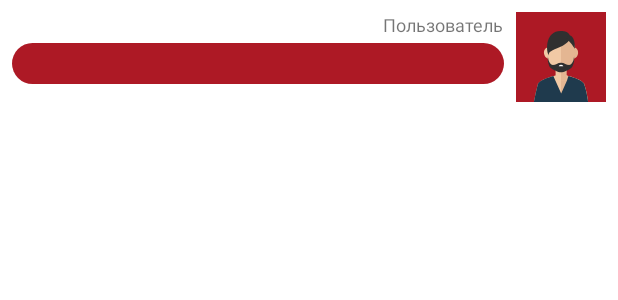
After one commit to elisaveta9/VoiceAssistent, an Android app: the layout user_message.xml on its own in the app's theme, with its tools: preview values and no code run, on a phone screen of 412 x 824 dp. The commit adds this screen. Shown: the top 300 px of the screen. Run offline under Robolectric (Android 15) with nearby library versions, the phone set to English and light mode, and no system bars.

Commit message:
Update files

```diff
--- /dev/null
+++ b/app/src/main/res/drawable/user_bubble.xml
@@ -0,0 +1,8 @@
+<?xml version="1.0" encoding="utf-8"?>
+<shape xmlns:android="http://schemas.android.com/apk/res/android"
+    android:layout_width="match_parent"
+    android:layout_height="match_parent"
+    android:shape="rectangle">
+    <solid android:color="#AD1925"></solid>
+    <corners android:radius="14dp"></corners>
+</shape>
--- /dev/null
+++ b/app/src/main/res/drawable/user_icon.xml
@@ -0,0 +1,19 @@
+<vector android:height="60dp" android:viewportHeight="145"
+    android:viewportWidth="145" android:width="60dp" xmlns:android="http://schemas.android.com/apk/res/android">
+    <path android:fillColor="#AD1925" android:pathData="M0,0h145v145h-145z"/>
+    <path android:fillColor="#F1C9A5" android:pathData="M109.38,115.39c-4.97,-9.4 -36.88,-15.29 -36.88,-15.29s-31.91,5.9 -36.88,15.29C31.96,128.43 28.89,145 28.89,145H72.5h43.61C116.11,145 114.04,127.24 109.38,115.39z"/>
+    <path android:fillColor="#E4B692" android:pathData="M72.5,100.1c0,0 31.91,5.9 36.88,15.29c4.66,11.84 6.74,29.61 6.74,29.61H72.5V100.1z"/>
+    <path android:fillColor="#F1C9A5" android:pathData="M63.81,81h17.38v29.08h-17.38z"/>
+    <path android:fillColor="#E4B692" android:pathData="M72.5,81h8.69v29.08h-8.69z"/>
+    <path android:fillAlpha="0.1" android:fillColor="#DDAC8C"
+        android:pathData="M63.81,94.47c1.56,4.49 7.87,7.06 12.5,7.06c1.68,0 3.31,-0.28 4.88,-0.79V81H63.81V94.47z" android:strokeAlpha="0.1"/>
+    <path android:fillColor="#F1C9A5" android:pathData="M94.84,62.65c0,-18.16 -10,-28.49 -22.34,-28.49S50.16,44.49 50.16,62.65c0,24.43 10,32.89 22.34,32.89S94.84,86.06 94.84,62.65z"/>
+    <path android:fillColor="#E4B692" android:pathData="M91.44,75.25c-4.05,-0.42 -6.78,-4.79 -6.1,-9.74c0.68,-4.96 4.51,-8.64 8.56,-8.22c4.05,0.42 6.78,4.78 6.09,9.74C99.32,71.99 95.49,75.67 91.44,75.25z"/>
+    <path android:fillColor="#F1C9A5" android:pathData="M45.16,67.03c-0.68,-4.96 2.05,-9.32 6.09,-9.74c4.05,-0.42 7.89,3.26 8.57,8.22c0.68,4.95 -2.05,9.32 -6.1,9.74C49.67,75.67 45.84,71.99 45.16,67.03z"/>
+    <path android:fillColor="#E4B692" android:pathData="M94.84,62.65c0,-18.16 -10,-28.49 -22.34,-28.49v61.38C84.84,95.54 94.84,86.06 94.84,62.65z"/>
+    <path android:fillColor="#303030" android:pathData="M92.59,77.87c-1.2,3.38 -3.23,7.44 -6.91,7.44c-4.59,0 -7.88,-3.73 -13.14,-3.73c-0.02,0 -0.03,0 -0.04,0c-0.02,0 -0.03,-0 -0.05,-0c-5.27,0 -8.55,3.73 -13.14,3.73c-3.67,0 -5.7,-4.06 -6.91,-7.44l-1.04,-6.51v7.79c0,0 1.74,9.17 5.09,11.39c2.73,2.42 11.64,6.58 15.99,6.58l0,0c0.02,0 0.03,-0 0.05,-0c0.01,0 0.03,0 0.04,0h0c4.36,0 13.26,-4.15 15.99,-6.58c3.35,-2.22 5.1,-11.39 5.1,-11.39v-7.79L92.59,77.87z"/>
+    <path android:fillColor="#FFFFFF" android:pathData="M76.14,87.44c0,0 -0.53,-2.37 -3.63,-2.37c-2.84,0 -3.63,2.37 -3.63,2.37H76.14z"/>
+    <path android:fillColor="#303030" android:pathData="M86.06,44.71c0,0 -1.86,5.85 -15.16,11.7s-19.15,7.71 -18.08,13.56c-5.71,-10.43 -3.59,-39.22 18.61,-39.22C88.85,30.75 88.19,40.99 86.06,44.71z"/>
+    <path android:fillColor="#303030" android:pathData="M94.71,59.2c0,0 -7.72,-13.56 -13.17,-14.23c2.39,-7.84 5.6,-7.31 5.6,-7.31S95.79,39.25 94.71,59.2z"/>
+    <path android:fillColor="#1F3A4D" android:pathData="M109.38,115.39c-2.9,-5.49 -14.98,-9.78 -24.53,-12.4c0.08,-1.33 -2.32,6.52 -2.32,6.52l-9.71,21.77l-9.08,-20.3l-3.58,-7.99c-9.56,2.62 -21.64,6.91 -24.53,12.4C31.96,128.43 28.89,145 28.89,145H72.5h43.61C116.11,145 114.04,127.24 109.38,115.39z"/>
+</vector>
--- /dev/null
+++ b/app/src/main/res/layout/user_message.xml
@@ -0,0 +1,52 @@
+<?xml version="1.0" encoding="utf-8"?>
+<androidx.constraintlayout.widget.ConstraintLayout xmlns:android="http://schemas.android.com/apk/res/android"
+    xmlns:app="http://schemas.android.com/apk/res-auto"
+    xmlns:tools="http://schemas.android.com/tools"
+    android:layout_width="match_parent"
+    android:layout_height="wrap_content">
+
+    <ImageView
+        android:id="@+id/userIcon"
+        android:layout_width="wrap_content"
+        android:layout_height="wrap_content"
+        android:layout_marginTop="8dp"
+        android:layout_marginEnd="8dp"
+        app:layout_constraintEnd_toEndOf="parent"
+        app:layout_constraintTop_toTopOf="parent"
+        app:srcCompat="@drawable/user_icon" />
+
+    <TextView
+        android:id="@+id/userName"
+        android:layout_width="0dp"
+        android:layout_height="wrap_content"
+        android:layout_marginTop="8dp"
+        android:layout_marginEnd="8dp"
+        android:text="@string/user_name"
+        android:textSize="@dimen/details_text_size"
+        app:layout_constraintEnd_toStartOf="@+id/userIcon"
+        app:layout_constraintTop_toTopOf="parent" />
+
+    <TextView
+        android:id="@+id/userMessage"
+        android:layout_width="0dp"
+        android:layout_height="wrap_content"
+        android:layout_marginStart="8dp"
+        android:layout_marginTop="4dp"
+        android:layout_marginEnd="8dp"
+        android:background="@drawable/user_bubble"
+        android:padding="4dp"
+        android:textColor="@color/white"
+        app:layout_constraintEnd_toStartOf="@+id/userIcon"
+        app:layout_constraintStart_toStartOf="parent"
+        app:layout_constraintTop_toBottomOf="@+id/userName" />
+
+    <TextView
+        android:id="@+id/dateMessage"
+        android:layout_width="wrap_content"
+        android:layout_height="wrap_content"
+        android:layout_marginTop="4dp"
+        android:layout_marginEnd="8dp"
+        android:textSize="@dimen/details_text_size"
+        app:layout_constraintEnd_toStartOf="@+id/userIcon"
+        app:layout_constraintTop_toBottomOf="@+id/userMessage" />
+</androidx.constraintlayout.widget.ConstraintLayout>
--- a/app/src/main/res/values/colors.xml
+++ b/app/src/main/res/values/colors.xml
@@ -7,4 +7,6 @@
     <color name="teal_700">#FF018786</color>
     <color name="black">#FF000000</color>
     <color name="white">#FFFFFFFF</color>
+    <color name="user_color">#AD1925</color>
+    <color name="assistant_color">#30ACE2</color>
 </resources>
--- a/app/src/main/res/values/dimesions.xml
+++ b/app/src/main/res/values/dimesions.xml
@@ -2,4 +2,6 @@
 <resources>
     <dimen name="text_view_height">0dp</dimen>
     <dimen name="text_view_width">0dp</dimen>
+
+    <dimen name="details_text_size">12sp</dimen>
 </resources>
--- a/app/src/main/res/values/strings.xml
+++ b/app/src/main/res/values/strings.xml
@@ -40,4 +40,6 @@
     <string name="month_november">ноябр(ь|я)</string>
     <string name="month_december">декабр(ь|я)</string>
     <string name="diff_between_dates_pattern">сколько дней( осталось)? до ((\\d{2}[-/\\.]{1}\\d{2}([-/\\\\.]\\d{2}(\\\\\\d{2})?)?)|(\\d{2}(-го)? [а-я]{3,}( \\d{4}( г(.?|ода))?)?))\\?</string>
+    <string name="user_name">Пользователь</string>
+    <string name="assistant_name">Ассистент</string>
 </resources>
```
Also changed, not shown: app/src/main/res/drawable/assistant_bubble.xml (added, +8 -0 lines), app/src/main/res/drawable/assistant_icon.xml (added, +35 -0 lines), 2 other files.
